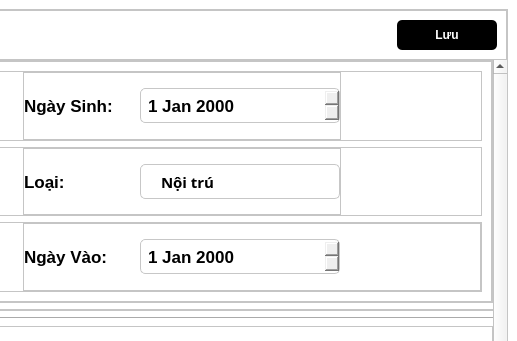
quanglinh2909/HoSoBenhAn, file res/ui/AddMember.ui: the form before one commit; both pictures show x 641 to 1158 and y 0 to 341 of the 1158 by 974 pixel window.
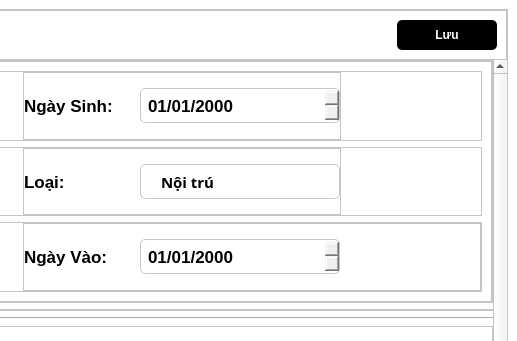
The form after the commit. Icons and pictures are not drawn.

```diff
--- a/res/ui/AddMember.ui
+++ b/res/ui/AddMember.ui
@@ -78,7 +78,7 @@
           <property name="geometry">
            <rect>
             <x>0</x>
-            <y>0</y>
+            <y>-791</y>
             <width>1121</width>
             <height>1675</height>
            </rect>
@@ -477,6 +477,9 @@
 border: 1px solid rgb(199, 199, 199);
 border-radius: 5px;</string>
                          </property>
+                         <property name="displayFormat">
+                          <string>dd/MM/yyyy</string>
+                         </property>
                         </widget>
                        </item>
                       </layout>
@@ -923,6 +926,9 @@
 border: 1px solid rgb(199, 199, 199);
 border-radius: 5px;</string>
                          </property>
+                         <property name="displayFormat">
+                          <string>dd/MM/yyyy</string>
+                         </property>
                         </widget>
                        </item>
                        <item>
```
Left out of the diff: 30 changed lines with no effect on the pictures.
